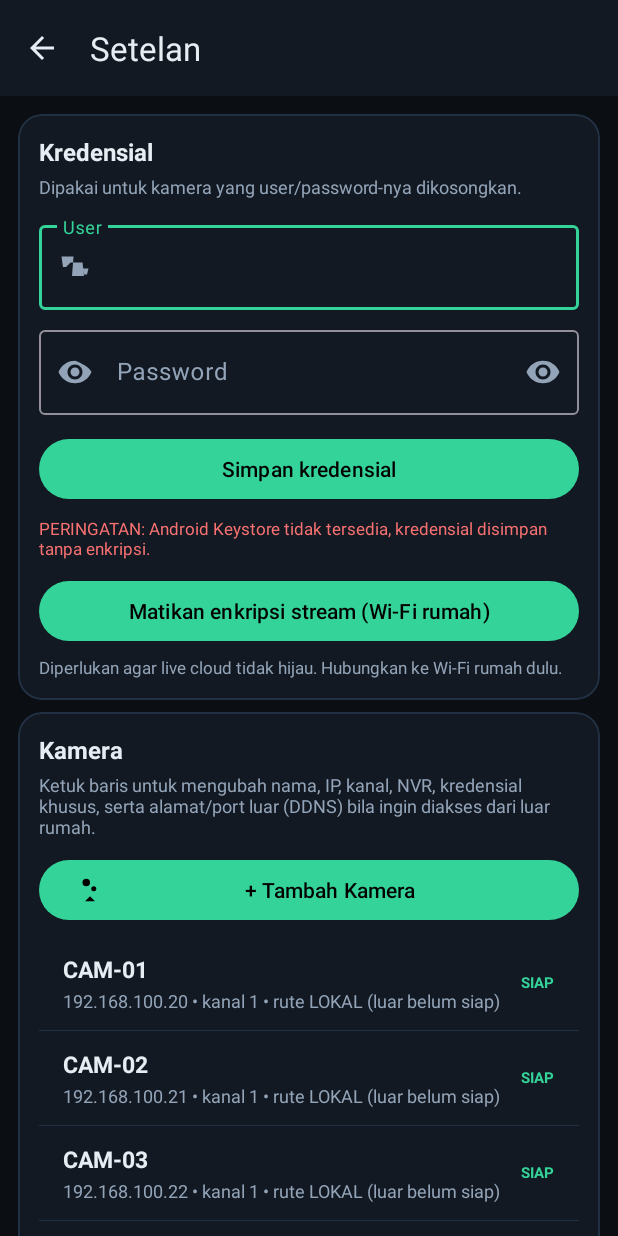
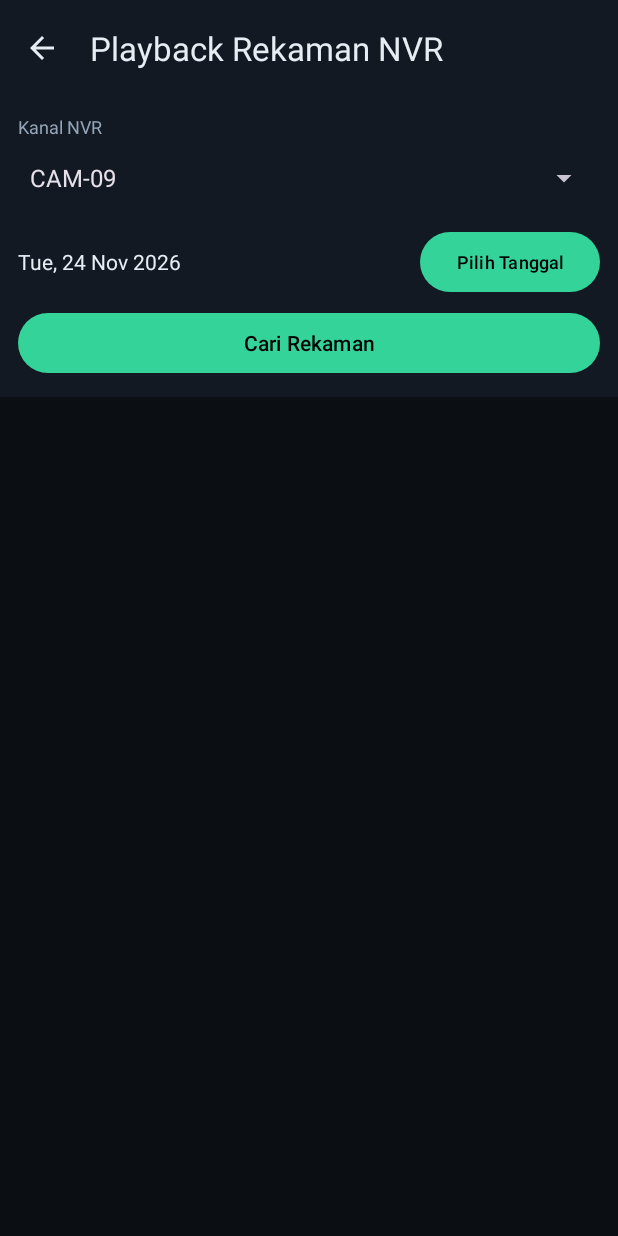
Before and after one commit to alphacasss/android-cctv, an Android app: the screen it shows after launch (SettingsActivity before the commit, PlaybackActivity after it), item 4 of the bottom bar chosen, on a phone screen of 412 x 824 dp. Run offline under Robolectric (Android 15) with nearby library versions, the phone set to English and light mode, and no system bars; libraries missing offline, so code that uses them is left out: org.videolan.libvlc; 4 statements that could not run were skipped.

Commit message:
feat: add NVR playback screen

```diff
--- a/app/src/main/AndroidManifest.xml
+++ b/app/src/main/AndroidManifest.xml
@@ -41,6 +41,11 @@
             android:name=".HistoryActivity"
             android:exported="false"
             android:label="Riwayat" />
+
+        <activity
+            android:name=".PlaybackActivity"
+            android:exported="false"
+            android:label="Playback" />
 
         <activity
             android:name=".FullscreenPlayerActivity"
--- a/app/src/main/java/id/cctv/monitor/MainActivity.kt
+++ b/app/src/main/java/id/cctv/monitor/MainActivity.kt
@@ -176,6 +176,10 @@ class MainActivity : AppCompatActivity(), PlayerManager.Listener {
                     startActivity(Intent(this, HistoryActivity::class.java))
                     true
                 }
+                R.id.nav_playback -> {
+                    startActivity(Intent(this, PlaybackActivity::class.java))
+                    true
+                }
                 else -> false
             }
         }
@@ -252,6 +256,10 @@ class MainActivity : AppCompatActivity(), PlayerManager.Listener {
             }
             R.id.nav_history -> {
                 startActivity(Intent(this, HistoryActivity::class.java))
+                true
+            }
+            R.id.nav_playback -> {
+                startActivity(Intent(this, PlaybackActivity::class.java))
                 true
             }
             else -> false
--- /dev/null
+++ b/app/src/main/java/id/cctv/monitor/PlaybackActivity.kt
@@ -0,0 +1,263 @@
+package id.cctv.monitor
+
+import android.app.DatePickerDialog
+import android.content.Intent
+import android.os.Bundle
+import android.view.View
+import android.widget.ArrayAdapter
+import android.widget.LinearLayout
+import android.widget.ProgressBar
+import android.widget.Spinner
+import android.widget.TextView
+import android.widget.Toast
+import androidx.appcompat.app.AppCompatActivity
+import androidx.core.content.ContextCompat
+import androidx.lifecycle.lifecycleScope
+import com.google.android.material.appbar.MaterialToolbar
+import com.google.android.material.button.MaterialButton
+import id.cctv.monitor.control.CloudIsapiClient
+import id.cctv.monitor.data.Camera
+import id.cctv.monitor.net.Endpoint
+import id.cctv.monitor.net.EndpointResolver
+import id.cctv.monitor.net.IsapiClient
+import id.cctv.monitor.playback.CloudPlaybackIsapi
+import id.cctv.monitor.playback.DirectPlaybackIsapi
+import id.cctv.monitor.playback.PlaybackDownloader
+import id.cctv.monitor.playback.PlaybackRtspUrl
+import id.cctv.monitor.playback.PlaybackSearchRepository
+import id.cctv.monitor.playback.PlaybackSearchResult
+import id.cctv.monitor.playback.PlaybackTime
+import id.cctv.monitor.playback.PlaybackTransport
+import id.cctv.monitor.playback.PlaybackTransportResolver
+import id.cctv.monitor.playback.PlaybackUi
+import id.cctv.monitor.playback.RecordingClip
+import kotlinx.coroutines.launch
+import java.text.SimpleDateFormat
+import java.util.Calendar
+import java.util.Date
+import java.util.Locale
+import java.util.TimeZone
+
+/** Cari rekaman NVR per tanggal, lalu putar lewat RTSP atau cache download. */
+class PlaybackActivity : AppCompatActivity() {
+
+    private lateinit var channelSpinner: Spinner
+    private lateinit var dateView: TextView
+    private lateinit var dateButton: MaterialButton
+    private lateinit var searchButton: MaterialButton
+    private lateinit var progress: ProgressBar
+    private lateinit var listView: LinearLayout
+    private lateinit var downloader: PlaybackDownloader
+
+    private var cameras: List<Camera> = emptyList()
+    private var selectedDay: Long = startOfDay(System.currentTimeMillis())
+    private var searching = false
+
+    private data class SearchContext(
+        val camera: Camera,
+        val endpoint: Endpoint,
+        val user: String,
+        val pass: String,
+        val result: PlaybackSearchResult
+    )
+
+    override fun onCreate(savedInstanceState: Bundle?) {
+        super.onCreate(savedInstanceState)
+        setContentView(R.layout.activity_playback)
+
+        findViewById<MaterialToolbar>(R.id.toolbarPlayback).setNavigationOnClickListener { finish() }
+        channelSpinner = findViewById(R.id.spinnerPlaybackChannel)
+        dateView = findViewById(R.id.tvPlaybackDate)
+        dateButton = findViewById(R.id.btnPlaybackDate)
+        searchButton = findViewById(R.id.btnPlaybackSearch)
+        progress = findViewById(R.id.progressPlayback)
+        listView = findViewById(R.id.listRecording)
+        downloader = PlaybackDownloader(this)
+
+        cameras = PlaybackUi.nvrCameras((application as CctvApp).prefs.cameras())
+        channelSpinner.adapter = ArrayAdapter(
+            this,
+            android.R.layout.simple_spinner_dropdown_item,
+            cameras.map { it.displayName }
+        )
+        updateDateLabel()
+
+        dateButton.setOnClickListener { pickDate() }
+        searchButton.setOnClickListener {
+            if (!searching) lifecycleScope.launch { performSearch() }
+        }
+
+        if (cameras.isEmpty()) {
+            renderMessage("Belum ada kanal NVR aktif. Tambahkan NVR di Setelan terlebih dahulu.")
+            searchButton.isEnabled = false
+        }
+    }
+
+    override fun onDestroy() {
+        downloader.clear()
+        super.onDestroy()
+    }
+
+    private fun pickDate() {
+        val calendar = Calendar.getInstance().apply { timeInMillis = selectedDay }
+        DatePickerDialog(
+            this,
+            { _, year, month, day ->
+                selectedDay = startOfDay(
+                    Calendar.getInstance().apply { set(year, month, day, 0, 0, 0) }.timeInMillis
+                )
+                updateDateLabel()
+            },
+            calendar.get(Calendar.YEAR),
+            calendar.get(Calendar.MONTH),
+            calendar.get(Calendar.DAY_OF_MONTH)
+        ).show()
+    }
+
+    private fun updateDateLabel() {
+        dateView.text = SimpleDateFormat("EEE, dd MMM yyyy", Locale.getDefault()).format(Date(selectedDay))
+    }
+
+    private fun startOfDay(millis: Long): Long = Calendar.getInstance().apply {
+        timeInMillis = millis
+        set(Calendar.HOUR_OF_DAY, 0)
+        set(Calendar.MINUTE, 0)
+        set(Calendar.SECOND, 0)
+        set(Calendar.MILLISECOND, 0)
+    }.timeInMillis
+
+    private suspend fun performSearch() {
+        val camera = cameras.getOrNull(channelSpinner.selectedItemPosition) ?: return
+        setBusy(true)
+        listView.removeAllViews()
+
+        val app = application as CctvApp
+        val endpoint = EndpointResolver.resolve(camera, app.prefs.remoteSettings())
+        val user = app.prefs.effectiveUser(camera)
+        val pass = app.prefs.effectivePass(camera)
+        val direct = if (user.isNotBlank() && pass.isNotBlank()) {
+            DirectPlaybackIsapi(IsapiClient(endpoint.httpBase, user, pass))
+        } else {
+            null
+        }
+        val cloudDevice = camera.cloudDevice?.takeIf { it.valid }
+        val cloud = if (app.cloudAuth.session.value != null && cloudDevice != null) {
+            CloudPlaybackIsapi(CloudIsapiClient(app.cloudRepo, app.cloudAuth, cloudDevice))
+        } else {
+            null
+        }
+
+        val outcome = runCatching {
+            PlaybackSearchRepository(direct, cloud)
+                .search(camera.streamId(true), selectedDay, TimeZone.getDefault(), endpoint)
+        }.getOrElse { Result.failure(it) }
+
+        outcome.onSuccess { result ->
+            render(result, SearchContext(camera, endpoint, user, pass, result))
+        }.onFailure { error ->
+            renderMessage("Gagal mencari rekaman: ${error.message ?: "tidak diketahui"}")
+        }
+        setBusy(false)
+    }
+
+    private fun render(result: PlaybackSearchResult, context: SearchContext) {
+        listView.removeAllViews()
+        if (result.clips.isEmpty()) {
+            renderMessage("Tidak ada rekaman pada tanggal ini.")
+            return
+        }
+        result.clips.take(100).forEach { clip ->
+            val row = TextView(this).apply {
+                text = PlaybackUi.rowLabel(clip, context.camera, TimeZone.getDefault())
+                textSize = 15f
+                setTextColor(ContextCompat.getColor(this@PlaybackActivity, R.color.text))
+                setBackgroundColor(ContextCompat.getColor(this@PlaybackActivity, R.color.surface2))
+                setPadding(dp(12), dp(14), dp(12), dp(14))
+                isClickable = true
+                isFocusable = true
+                setOnClickListener { openClip(clip, context) }
+            }
+            listView.addView(
+                row,
+                LinearLayout.LayoutParams(
+                    LinearLayout.LayoutParams.MATCH_PARENT,
+                    LinearLayout.LayoutParams.WRAP_CONTENT
+                ).apply { setMargins(0, 0, 0, dp(8)) }
+            )
+        }
+    }
+
+    private fun renderMessage(message: String) {
+        listView.removeAllViews()
+        listView.addView(TextView(this).apply {
+            text = message
+            textSize = 14f
+            setTextColor(ContextCompat.getColor(this@PlaybackActivity, R.color.muted))
+            setPadding(dp(8), dp(16), dp(8), dp(16))
+        })
+    }
+
+    private fun openClip(clip: RecordingClip, context: SearchContext) {
+        when (PlaybackTransportResolver.resolve(
+            context.result.directReachable,
+            context.result.cloudAvailable
+        )) {
+            PlaybackTransport.ERROR_NO_ROUTE -> toast(
+                "NVR tidak terjangkau. Hubungkan HP ke LAN/VPN atau login Hik-Connect."
+            )
+
+            PlaybackTransport.STREAM_RTSP -> {
+                val uri = PlaybackRtspUrl.build(
+                    clip.trackId,
+                    context.user,
+                    context.pass,
+                    context.endpoint.host,
+                    context.endpoint.rtspPort,
+                    PlaybackTime.utcStamp(clip.startMillis),
+                    PlaybackTime.utcStamp(clip.endMillis)
+                )
+                startPlayer(
+                    mediaUri = uri,
+                    title = PlaybackUi.rowLabel(clip, context.camera, TimeZone.getDefault())
+                )
+            }
+
+            PlaybackTransport.DOWNLOAD_CACHE -> lifecycleScope.launch {
+                setBusy(true)
+                val downloaded = downloader.download(clip, context.endpoint, context.user, context.pass)
+                setBusy(false)
+                downloaded.onSuccess { file ->
+                    startPlayer(
+                        filePath = file.absolutePath,
+                        title = PlaybackUi.rowLabel(clip, context.camera, TimeZone.getDefault())
+                    )
+                }.onFailure { error ->
+                    toast("Gagal mengunduh rekaman: ${error.message ?: "tidak diketahui"}")
+                }
+            }
+        }
+    }
+
+    private fun startPlayer(mediaUri: String? = null, filePath: String? = null, title: String) {
+        val intent = Intent(this, RecordingPlayerActivity::class.java).apply {
+            mediaUri?.let { putExtra(RecordingPlayerActivity.EXTRA_MEDIA_URI, it) }
+            filePath?.let { putExtra(RecordingPlayerActivity.EXTRA_FILE_PATH, it) }
+            putExtra(RecordingPlayerActivity.EXTRA_TITLE, title)
+        }
+        startActivity(intent)
+    }
+
+    private fun setBusy(busy: Boolean) {
+        searching = busy
+        progress.visibility = if (busy) View.VISIBLE else View.GONE
+        searchButton.isEnabled = !busy
+        dateButton.isEnabled = !busy
+        channelSpinner.isEnabled = !busy
+    }
+
+    private fun toast(message: String) {
+        Toast.makeText(this, message, Toast.LENGTH_LONG).show()
+    }
+
+    private fun dp(value: Int): Int = (value * resources.displayMetrics.density).toInt()
+}
--- /dev/null
+++ b/app/src/main/java/id/cctv/monitor/playback/PlaybackUi.kt
@@ -0,0 +1,14 @@
+package id.cctv.monitor.playback
+
+import id.cctv.monitor.data.Camera
+import java.util.TimeZone
+
+/** Aturan tampil halaman playback yang bisa diuji tanpa Android. */
+object PlaybackUi {
+
+    fun nvrCameras(cameras: List<Camera>): List<Camera> =
+        cameras.filter { it.isNvr && it.enabled }
+
+    fun rowLabel(clip: RecordingClip, camera: Camera, zone: TimeZone): String =
+        "${PlaybackTime.label(clip.startMillis, clip.endMillis, zone)} • ${camera.displayName}"
+}
--- /dev/null
+++ b/app/src/main/res/layout/activity_playback.xml
@@ -0,0 +1,109 @@
+<?xml version="1.0" encoding="utf-8"?>
+<androidx.coordinatorlayout.widget.CoordinatorLayout xmlns:android="http://schemas.android.com/apk/res/android"
+    xmlns:app="http://schemas.android.com/apk/res-auto"
+    android:layout_width="match_parent"
+    android:layout_height="match_parent"
+    android:background="@color/bg">
+
+    <com.google.android.material.appbar.AppBarLayout
+        android:layout_width="match_parent"
+        android:layout_height="wrap_content"
+        android:background="@color/surface"
+        app:elevation="0dp">
+
+        <com.google.android.material.appbar.MaterialToolbar
+            android:id="@+id/toolbarPlayback"
+            android:layout_width="match_parent"
+            android:layout_height="?attr/actionBarSize"
+            android:background="@color/surface"
+            app:navigationIcon="@drawable/ic_arrow_back"
+            app:navigationIconTint="@color/text"
+            app:title="Playback Rekaman NVR"
+            app:titleTextColor="@color/text" />
+    </com.google.android.material.appbar.AppBarLayout>
+
+    <LinearLayout
+        android:layout_width="match_parent"
+        android:layout_height="match_parent"
+        android:orientation="vertical"
+        app:layout_behavior="@string/appbar_scrolling_view_behavior">
+
+        <LinearLayout
+            android:layout_width="match_parent"
+            android:layout_height="wrap_content"
+            android:background="@color/surface"
+            android:orientation="vertical"
+            android:padding="12dp">
+
+            <TextView
+                android:layout_width="match_parent"
+                android:layout_height="wrap_content"
+                android:text="Kanal NVR"
+                android:textColor="@color/muted"
+                android:textSize="12sp" />
+
+            <Spinner
+                android:id="@+id/spinnerPlaybackChannel"
+                android:layout_width="match_parent"
+                android:layout_height="wrap_content"
+                android:layout_marginTop="2dp" />
+
+            <LinearLayout
+                android:layout_width="match_parent"
+                android:layout_height="wrap_content"
+                android:layout_marginTop="8dp"
+                android:gravity="center_vertical"
+                android:orientation="horizontal">
+
+                <TextView
+                    android:id="@+id/tvPlaybackDate"
+                    android:layout_width="0dp"
+                    android:layout_height="wrap_content"
+                    android:layout_weight="1"
+                    android:textColor="@color/text"
+                    android:textSize="14sp" />
+
+                <com.google.android.material.button.MaterialButton
+                    android:id="@+id/btnPlaybackDate"
+                    android:layout_width="wrap_content"
+                    android:layout_height="wrap_content"
+                    android:minWidth="0dp"
+                    android:text="Pilih Tanggal"
+                    android:textSize="12sp" />
+            </LinearLayout>
+
+            <com.google.android.material.button.MaterialButton
+                android:id="@+id/btnPlaybackSearch"
+                android:layout_width="match_parent"
+                android:layout_height="wrap_content"
+                android:layout_marginTop="6dp"
+                android:text="Cari Rekaman" />
+        </LinearLayout>
+
+        <FrameLayout
+            android:layout_width="match_parent"
+            android:layout_height="0dp"
+            android:layout_weight="1">
+
+            <ScrollView
+                android:layout_width="match_parent"
+                android:layout_height="match_parent"
+                android:clipToPadding="false"
+                android:padding="8dp">
+
+                <LinearLayout
+                    android:id="@+id/listRecording"
+                    android:layout_width="match_parent"
+                    android:layout_height="wrap_content"
+                    android:orientation="vertical" />
+            </ScrollView>
+
+            <ProgressBar
+                android:id="@+id/progressPlayback"
+                android:layout_width="wrap_content"
+                android:layout_height="wrap_content"
+                android:layout_gravity="center"
+                android:visibility="gone" />
+        </FrameLayout>
+    </LinearLayout>
+</androidx.coordinatorlayout.widget.CoordinatorLayout>
```
Also changed, not shown: app/src/main/res/drawable/ic_playback.xml (added, +10 -0 lines), app/src/main/res/menu/menu_main.xml (+7 -0 lines), 1 other file.
